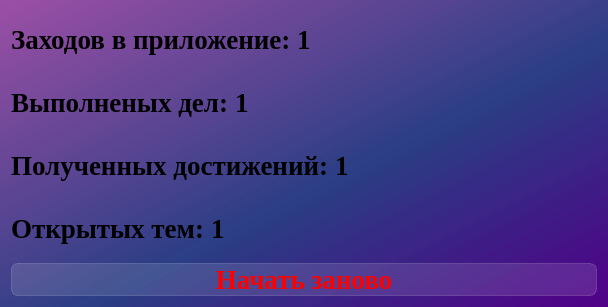
First picture: the form in ui/statistics.ui, repository PsychoPo/SE_GTM, before the edit.
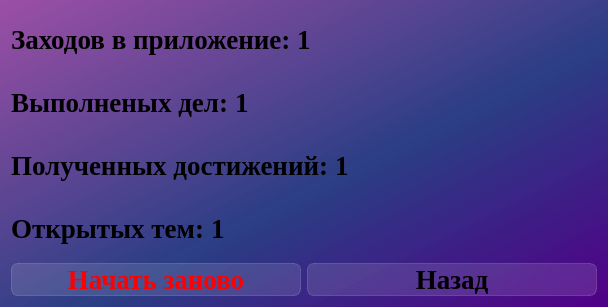
Second picture: the form after the edit.

Commit message: added back button

What changed in the file:
```diff
--- a/ui/statistics.ui
+++ b/ui/statistics.ui
@@ -198,6 +198,8 @@
     </layout>
    </item>
    <item>
+    <layout class="QHBoxLayout" name="horizontalLayout">
+     <item>
     <widget class="QPushButton" name="pushButton_restart_statistics">
      <property name="styleSheet">
       <string notr="true">QPushButton {
@@ -221,6 +223,32 @@
       <string>Начать заново</string>
      </property>
     </widget>
+     </item>
+     <item>
+      <widget class="QPushButton" name="pushButton_back">
+       <property name="styleSheet">
+        <string notr="true">QPushButton {
+font-weight: bold;
+font-size: 20pt;
+text-align: center;
+background-color: rgba(255, 255, 255, 30);
+border: 1px solid rgba(255, 255, 255, 40);
+border-radius: 7px;
+}
+
+QPushButton:hover {
+background-color: rgba(255, 255, 255, 40);
+}
+QPushButton:pressed {
+background-color: rgba(255, 255, 255, 70);
+}</string>
+       </property>
+       <property name="text">
+        <string>Назад</string>
+       </property>
+      </widget>
+     </item>
+    </layout>
    </item>
   </layout>
  </widget>
```
Lines whose indentation alone changed are shown as unchanged.
